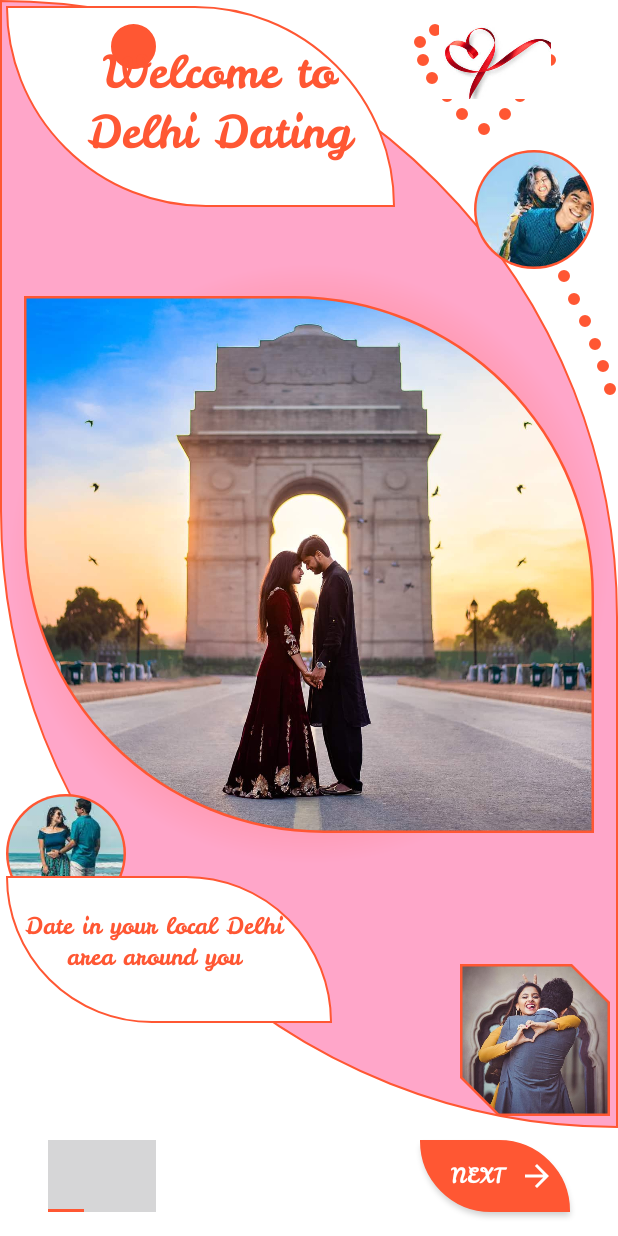
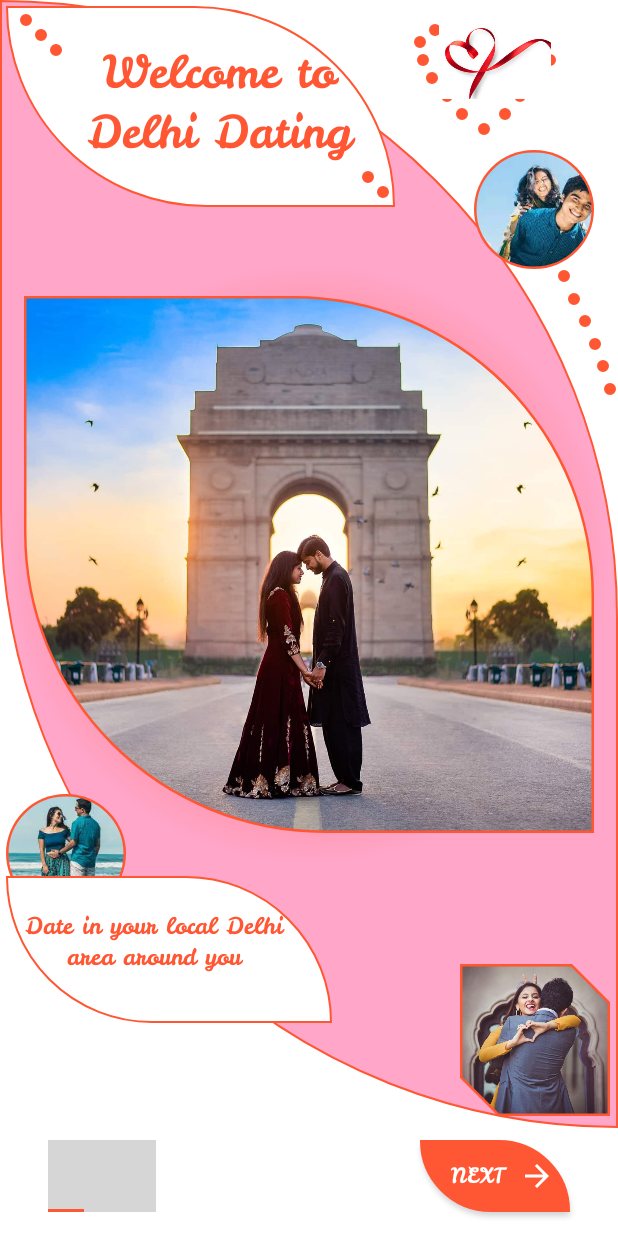
Before and after one commit to Karan9991/Dating-App, an Android app: the screen it shows after launch (IntroActivity), on a phone screen of 412 x 824 dp. Run offline under Robolectric (Android 15) with nearby library versions, the light colour scheme and no system bars; our stand-ins replace Firebase (no records; nobody signed in at launch, a user with empty details on screens opened directly), sdp/ssp sizes.

Commit message:
logo redesigned

```diff
--- a/app/src/main/java/com/naeemdev/tinder/IntroScreen/IntroActivity.java
+++ b/app/src/main/java/com/naeemdev/tinder/IntroScreen/IntroActivity.java
@@ -17,6 +17,8 @@ import androidx.viewpager.widget.ViewPager;
 import com.google.android.material.tabs.TabLayout;
 import com.naeemdev.tinder.R;
 import com.naeemdev.tinder.IntroScreen.SplashScreen;
+import com.naeemdev.tinder.ui.Activity.LoginActivity;
+import com.naeemdev.tinder.ui.Activity.MainActivity;
 
 import java.util.ArrayList;
 import java.util.List;
@@ -46,7 +48,7 @@ public class IntroActivity extends AppCompatActivity {
         // when this activity is about to be launch we need to check if its openened before or not
         if (restorePrefData()) {
 
-            Intent mainActivity = new Intent(getApplicationContext(), SplashScreen.class );
+            Intent mainActivity = new Intent(getApplicationContext(), LoginActivity.class );
             startActivity(mainActivity);
             finish();
 
@@ -146,7 +148,7 @@ public class IntroActivity extends AppCompatActivity {
 
                 //open main activity
 
-                Intent mainActivity = new Intent(getApplicationContext(), SplashScreen.class);
+                Intent mainActivity = new Intent(getApplicationContext(), LoginActivity.class);
                 startActivity(mainActivity);
                 // also we need to save a boolean value to storage so next time when the user run the app
                 // we could know that he is already checked the intro screen activity
--- /dev/null
+++ b/app/src/main/java/com/naeemdev/tinder/ui/Activity/ForgotPassword.java
@@ -0,0 +1,4 @@
+package com.naeemdev.tinder.ui.Activity;
+
+public class ForgotPassword {
+}
--- a/app/src/main/res/layout/layout_screen.xml
+++ b/app/src/main/res/layout/layout_screen.xml
@@ -235,13 +235,62 @@
         app:layout_constraintTop_toTopOf="parent">
 
         <RelativeLayout
-            android:layout_width="30dp"
-            android:layout_height="30dp"
+            android:layout_width="8dp"
+            android:layout_height="8dp"
+            android:layout_alignParentStart="true"
             android:layout_alignParentTop="true"
-            android:layout_alignParentRight="true"
 
-            android:layout_marginTop="12dp"
-            android:layout_marginRight="159dp"
+            android:layout_marginStart="9dp"
+            android:layout_marginTop="5dp"
+            android:background="@drawable/login_bubble3"></RelativeLayout>
+        <RelativeLayout
+            android:layout_width="8dp"
+            android:layout_height="8dp"
+            android:layout_alignParentStart="true"
+            android:layout_alignParentTop="true"
+
+            android:layout_marginStart="19dp"
+            android:layout_marginTop="15dp"
+            android:background="@drawable/login_bubble3"></RelativeLayout>
+        <RelativeLayout
+            android:layout_width="8dp"
+            android:layout_height="8dp"
+            android:layout_alignParentStart="true"
+            android:layout_alignParentTop="true"
+
+            android:layout_marginStart="29dp"
+            android:layout_marginTop="25dp"
+            android:background="@drawable/login_bubble3"></RelativeLayout>
+
+
+
+<!--        <RelativeLayout-->
+<!--            android:layout_width="8dp"-->
+<!--            android:layout_height="8dp"-->
+<!--            android:layout_alignParentStart="true"-->
+<!--            android:layout_alignParentTop="true"-->
+
+<!--            android:layout_marginStart="227dp"-->
+<!--            android:layout_marginTop="105dp"-->
+<!--            android:background="@drawable/login_bubble3"></RelativeLayout>-->
+<!--    -->
+        <RelativeLayout
+            android:layout_width="8dp"
+            android:layout_height="8dp"
+            android:layout_alignParentStart="true"
+            android:layout_alignParentTop="true"
+
+            android:layout_marginStart="237dp"
+            android:layout_marginTop="110dp"
+            android:background="@drawable/login_bubble3"></RelativeLayout>
+        <RelativeLayout
+            android:layout_width="8dp"
+            android:layout_height="8dp"
+            android:layout_alignParentStart="true"
+            android:layout_alignParentTop="true"
+
+            android:layout_marginStart="247dp"
+            android:layout_marginTop="120dp"
             android:background="@drawable/login_bubble3"></RelativeLayout>
 
         <TextView
```
Also changed, not shown: app/src/main/java/com/naeemdev/tinder/ui/Activity/LoginActivity.java (+9 -0 lines), app/src/main/res/layout/activity_login.xml (+10 -7 lines).
